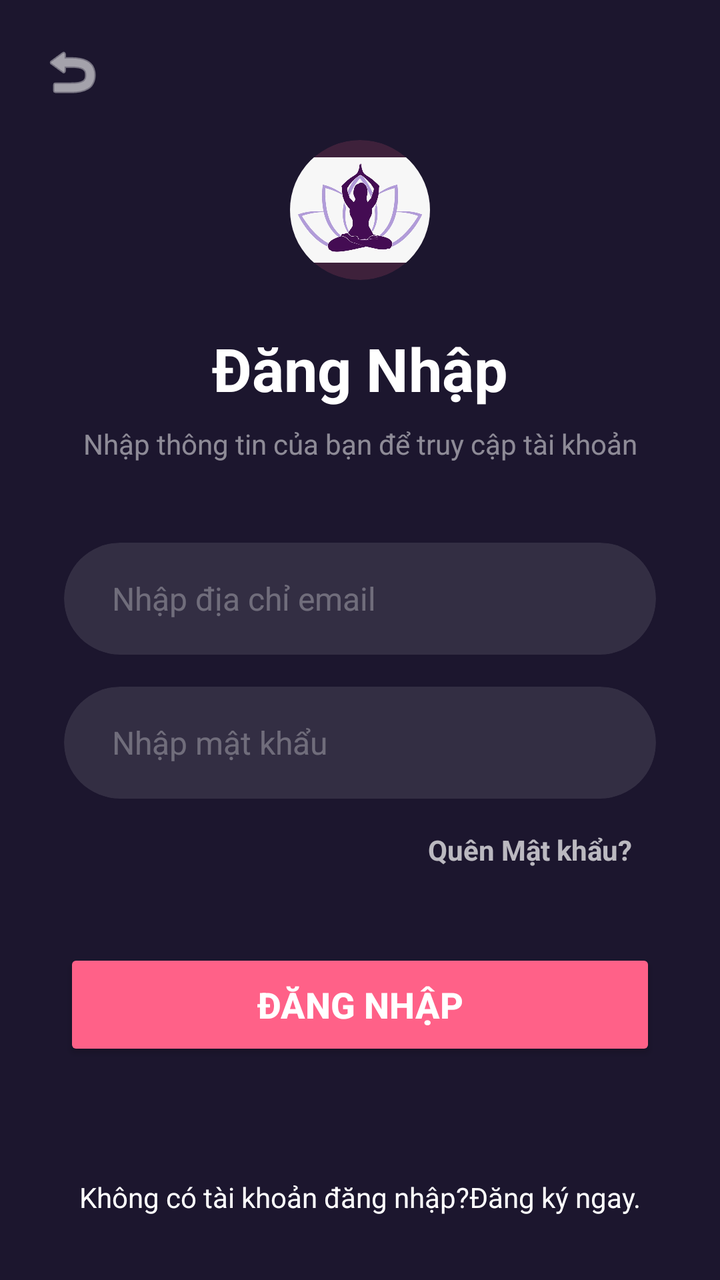
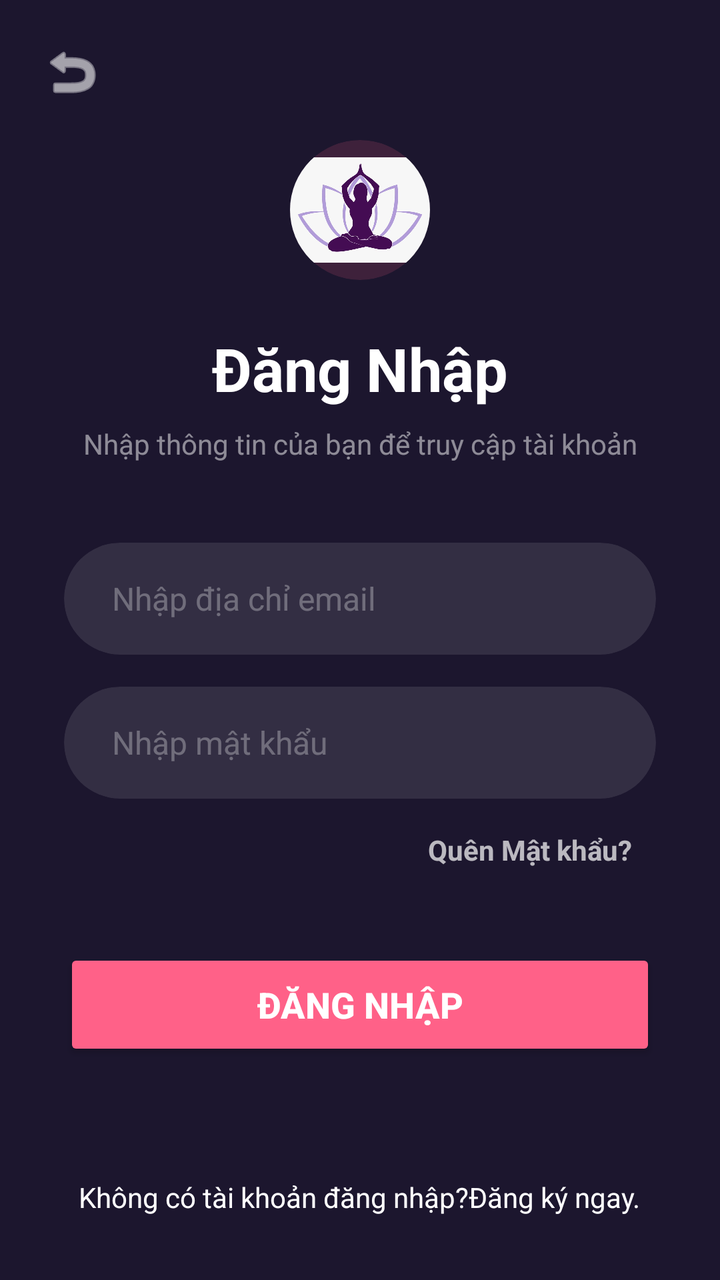

Before-and-after screenshots of an Android layout around one commit, followed by the original layout XML and the change that was made.
<!-- AndroidManifest.xml: application theme Theme.GiamCanApp -->
<!-- res/layout/login.xml -->
<?xml version="1.0" encoding="utf-8"?>
<androidx.constraintlayout.widget.ConstraintLayout xmlns:android="http://schemas.android.com/apk/res/android"
    xmlns:app="http://schemas.android.com/apk/res-auto"
    xmlns:tools="http://schemas.android.com/tools"
    android:layout_width="match_parent"
    android:layout_height="match_parent"
    android:background="@color/bg_main_purple">

    <ImageView
        android:id="@+id/btn_back"
        android:layout_width="32dp"
        android:layout_height="32dp"
        android:layout_marginStart="20dp"
        android:layout_marginTop="20dp"
        android:src="@android:drawable/ic_menu_revert"
        app:layout_constraintStart_toStartOf="parent"
        app:layout_constraintTop_toTopOf="parent"
        app:tint="#FFFFFF" />

    <androidx.cardview.widget.CardView
        android:id="@+id/card_avatar"
        android:layout_width="70dp"
        android:layout_height="70dp"
        android:layout_marginTop="70dp"
        app:cardBackgroundColor="#26FF6188"
        app:cardCornerRadius="35dp"
        app:cardElevation="0dp"
        app:layout_constraintEnd_toEndOf="parent"
        app:layout_constraintStart_toStartOf="parent"
        app:layout_constraintTop_toTopOf="parent">

        <ImageView
            android:id="@+id/imageView"
            android:layout_width="wrap_content"
            android:layout_height="wrap_content"
            app:srcCompat="@drawable/logo" />
    </androidx.cardview.widget.CardView>

    <TextView
        android:id="@+id/tvDN"
        android:layout_width="wrap_content"
        android:layout_height="wrap_content"
        android:layout_marginTop="24dp"
        android:text="Đăng Nhập"
        android:textColor="#FFFFFF"
        android:textSize="30sp"
        android:textStyle="bold"
        app:layout_constraintEnd_toEndOf="parent"
        app:layout_constraintStart_toStartOf="parent"
        app:layout_constraintTop_toBottomOf="@+id/card_avatar" />

    <TextView
        android:id="@+id/tv1"
        android:layout_width="wrap_content"
        android:layout_height="wrap_content"
        android:layout_marginTop="8dp"
        android:text="Nhập thông tin của bạn để truy cập tài khoản"
        android:textColor="#80FFFFFF"
        android:textSize="14sp"
        app:layout_constraintEnd_toEndOf="parent"
        app:layout_constraintStart_toStartOf="parent"
        app:layout_constraintTop_toBottomOf="@+id/tvDN" />

    <androidx.cardview.widget.CardView
        android:id="@+id/card_email"
        android:layout_width="0dp"
        android:layout_height="56dp"
        android:layout_marginHorizontal="32dp"
        android:layout_marginTop="40dp"
        app:cardBackgroundColor="#1AFFFFFF"
        app:cardCornerRadius="28dp"
        app:cardElevation="0dp"
        app:layout_constraintEnd_toEndOf="parent"
        app:layout_constraintStart_toStartOf="parent"
        app:layout_constraintTop_toBottomOf="@+id/tv1">

        <EditText
            android:id="@+id/edt_email"
            android:layout_width="match_parent"
            android:layout_height="match_parent"
            android:background="@android:color/transparent"
            android:hint="Nhập địa chỉ email"
            android:inputType="textEmailAddress"
            android:paddingHorizontal="24dp"
            android:textColor="#FFFFFF"
            android:textColorHint="#4DFFFFFF"
            android:textSize="16sp" />
    </androidx.cardview.widget.CardView>

    <androidx.cardview.widget.CardView
        android:id="@+id/card_password"
        android:layout_width="0dp"
        android:layout_height="56dp"
        android:layout_marginHorizontal="32dp"
        android:layout_marginTop="16dp"
        app:cardBackgroundColor="#1AFFFFFF"
        app:cardCornerRadius="28dp"
        app:cardElevation="0dp"
        app:layout_constraintEnd_toEndOf="parent"
        app:layout_constraintStart_toStartOf="parent"
        app:layout_constraintTop_toBottomOf="@+id/card_email">

        <EditText
            android:id="@+id/edt_password"
            android:layout_width="match_parent"
            android:layout_height="match_parent"
            android:background="@android:color/transparent"
            android:hint="Nhập mật khẩu"
            android:inputType="textPassword"
            android:paddingHorizontal="24dp"
            android:textColor="#FFFFFF"
            android:textColorHint="#4DFFFFFF"
            android:textSize="16sp" />
    </androidx.cardview.widget.CardView>

    <TextView
        android:id="@+id/tvQMK"
        android:layout_width="wrap_content"
        android:layout_height="wrap_content"
        android:layout_marginTop="16dp"
        android:layout_marginEnd="12dp"
        android:text="Quên Mật khẩu?"
        android:textColor="#B3FFFFFF"
        android:textSize="14sp"
        android:textStyle="bold"
        app:layout_constraintEnd_toEndOf="@+id/card_password"
        app:layout_constraintTop_toBottomOf="@+id/card_password" />

    <Button
        android:id="@+id/btn_sign_in"
        android:layout_width="0dp"
        android:layout_height="56dp"
        android:layout_marginHorizontal="32dp"
        android:layout_marginTop="40dp"
        android:backgroundTint="#FF6188"
        android:text="Đăng nhập"
        android:textColor="#FFFFFF"
        android:textSize="18sp"
        android:textStyle="bold"
        app:cornerRadius="28dp"
        app:layout_constraintEnd_toEndOf="parent"
        app:layout_constraintStart_toStartOf="parent"
        app:layout_constraintTop_toBottomOf="@+id/tvQMK" />

    <TextView
        android:id="@+id/tv_go_to_signup"
        android:layout_width="wrap_content"
        android:layout_height="wrap_content"
        android:layout_marginBottom="32dp"
        android:text="Không có tài khoản đăng nhập?Đăng ký ngay."
        android:textColor="@color/white"
        android:textSize="14sp"
        app:layout_constraintBottom_toBottomOf="parent"
        app:layout_constraintEnd_toEndOf="parent"
        app:layout_constraintStart_toStartOf="parent" />

</androidx.constraintlayout.widget.ConstraintLayout>
<!-- resources referenced by this layout -->
<resources>
  <color name="bg_main_purple">#1C162E</color>
  <color name="white">#FFFFFFFF</color>
  <!-- drawable logo: jpg bitmap (drawable, 23923 bytes) -->
  <style name="Theme.GiamCanApp" parent="Base.Theme.GiamCanApp" />
  <style name="Base.Theme.GiamCanApp" parent="Theme.Material3.DayNight.NoActionBar">
          
          
      </style>
</resources>

<!-- the commit's change to res/layout/login.xml (unified diff, before → after) -->
@@ -152,6 +152,7 @@
         android:textSize="14sp"
         app:layout_constraintBottom_toBottomOf="parent"
         app:layout_constraintEnd_toEndOf="parent"
+        app:layout_constraintHorizontal_bias="0.496"
         app:layout_constraintStart_toStartOf="parent" />
 
 </androidx.constraintlayout.widget.ConstraintLayout>
